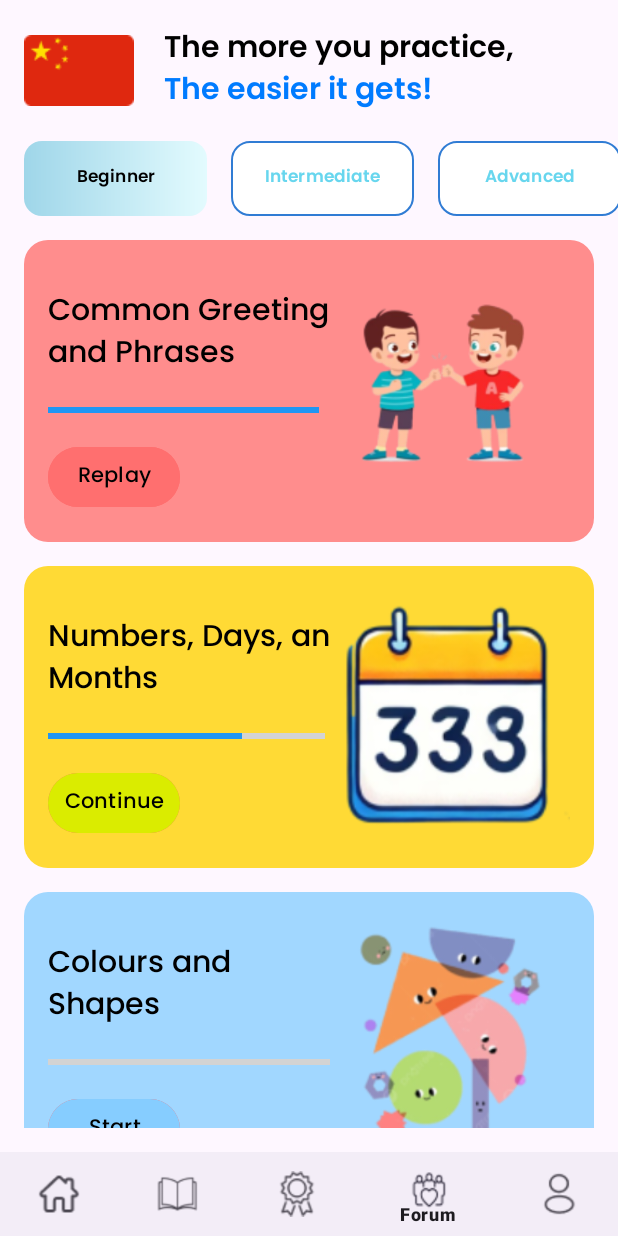
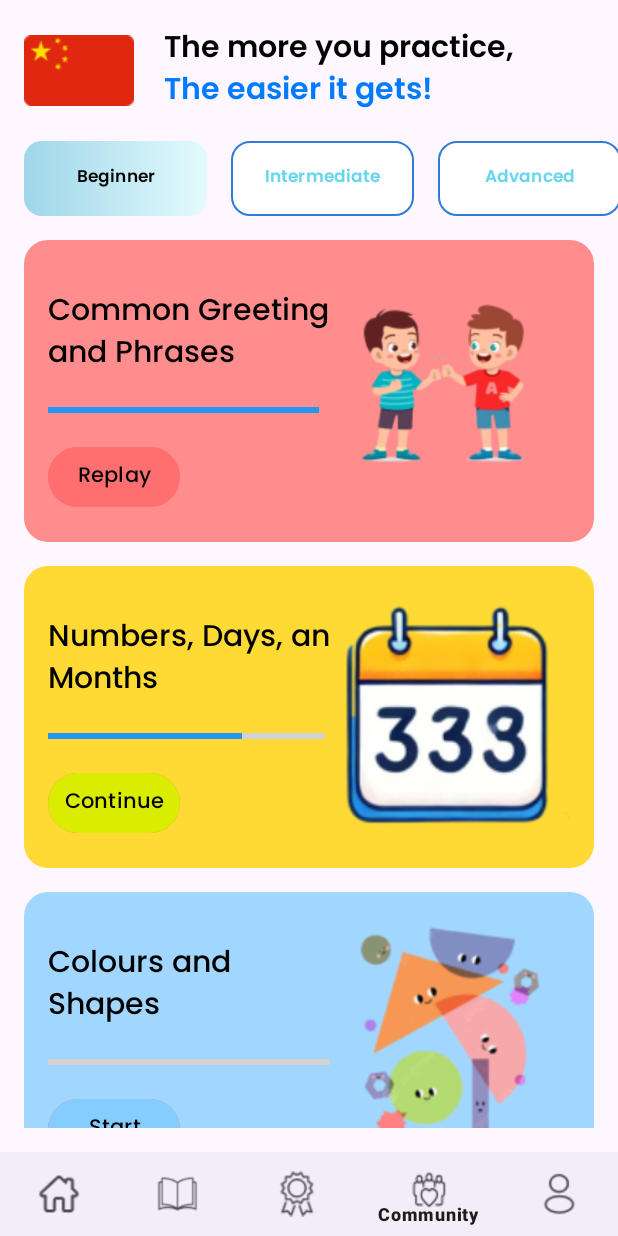
Before and after one commit to Kimberlycheng723/MAD-Linguamates, an Android app: the LessonUnit screen opened directly, with no data from a screen before it, item 4 of the bottom bar chosen, on a phone screen of 412 x 824 dp. Run offline under Robolectric (Android 15) with nearby library versions, the phone set to English and light mode, and no system bars.

Commit message:
change the navigation "forum" name to "community"

```diff
--- a/app/src/main/res/menu/bottom_navigation_menu.xml
+++ b/app/src/main/res/menu/bottom_navigation_menu.xml
@@ -17,7 +17,7 @@
     <item
         android:id="@+id/nav_forum"
         android:icon="@drawable/navi_forum"
-        android:title="Forum" />
+        android:title="Community" />
     <item
         android:id="@+id/nav_profile"
         android:icon="@drawable/navi_profile"
```
